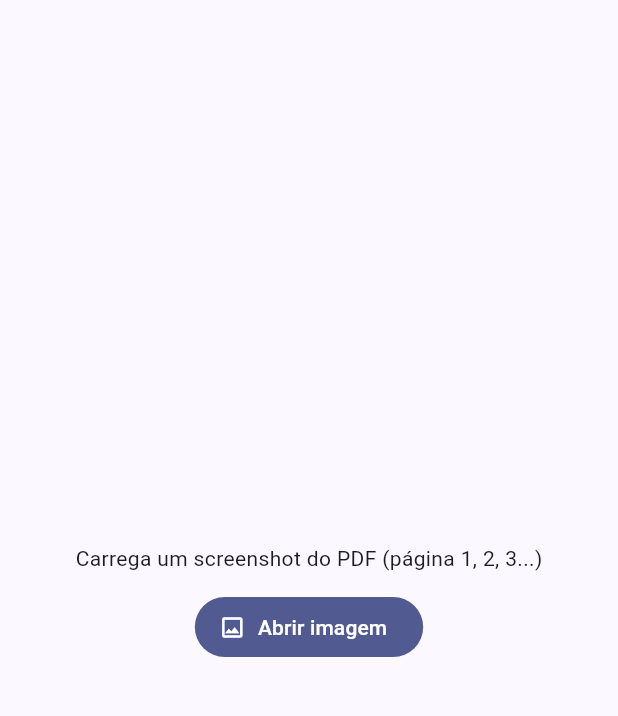
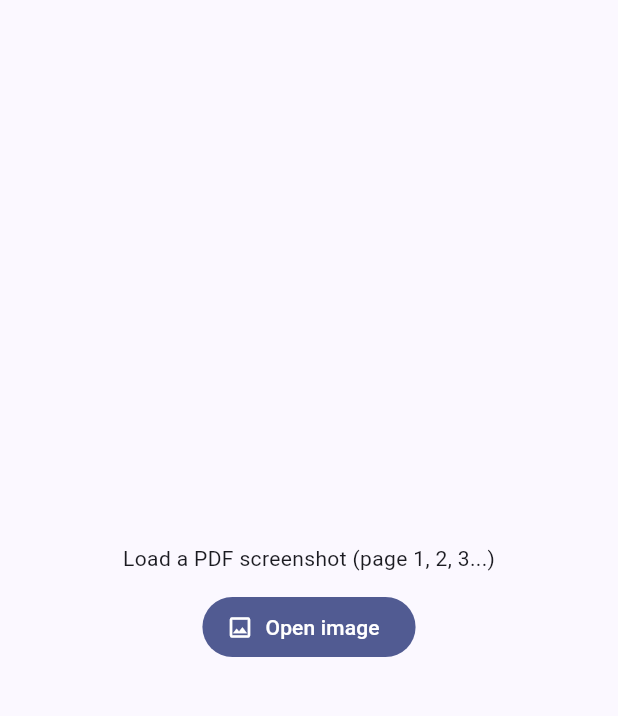
Before and after one commit to vicentetob/regua-do-pai, a Flutter app: the screen it shows after launch, on a phone screen of 412 x 824 dp, the part 51-767 px from its top. Run offline on Flutter 3.47's test engine with Material 3 defaults, Android fonts, the phone set to English and light mode, and no system bars; our stand-ins replace file_picker.

Commit message:
tudo em ingles

```diff
--- a/lib/main.dart
+++ b/lib/main.dart
@@ -223,7 +223,7 @@ class _CoordHomeState extends State<CoordHome> {
     final local = e.localPosition;
     final scene = _ivController.toScene(local);
     final p = Offset(scene.dx, scene.dy);
-    // remover marcador mais próximo (<= 10px)
+    // remove nearest marker (<= 10px)
     int? removeIdx;
     double best = 12;
     for (int i = 0; i < _markers.length; i++) {
@@ -236,7 +236,7 @@ class _CoordHomeState extends State<CoordHome> {
     if (removeIdx != null) {
       final ok = await _confirm(
         context,
-        'Remover "${_markers[removeIdx].name}"?',
+        'Remove "${_markers[removeIdx].name}"?',
       );
       if (ok) setState(() => _markers.removeAt(removeIdx!));
     }
@@ -248,22 +248,22 @@ class _CoordHomeState extends State<CoordHome> {
       context: ctx,
       builder:
           (cxt) => AlertDialog(
-            title: const Text('Nome do campo'),
+            title: const Text('Field name'),
             content: TextField(
               controller: c,
               autofocus: true,
               decoration: const InputDecoration(
-                hintText: 'ex.: codigo_uc, endereco, potencia',
+                hintText: 'e.g.: code_uc, address, power',
               ),
             ),
             actions: [
               TextButton(
                 onPressed: () => Navigator.pop(cxt),
-                child: const Text('Cancelar'),
+                child: const Text('Cancel'),
               ),
               FilledButton(
                 onPressed: () => Navigator.pop(cxt, c.text),
-                child: const Text('Salvar'),
+                child: const Text('Save'),
               ),
             ],
           ),
@@ -279,11 +279,11 @@ class _CoordHomeState extends State<CoordHome> {
             actions: [
               TextButton(
                 onPressed: () => Navigator.pop(cxt, false),
-                child: const Text('Não'),
+                child: const Text('No'),
               ),
               FilledButton(
                 onPressed: () => Navigator.pop(cxt, true),
-                child: const Text('Sim'),
+                child: const Text('Yes'),
               ),
             ],
           ),
@@ -323,7 +323,7 @@ class _CoordHomeState extends State<CoordHome> {
     await Clipboard.setData(ClipboardData(text: jsonStr));
     if (!kIsWeb) {
       final path = await FilePicker.platform.saveFile(
-        dialogTitle: 'Salvar coordenadas (.json)',
+        dialogTitle: 'Save coordinates (.json)',
         fileName: 'coords.json',
         type: FileType.custom,
         allowedExtensions: ['json'],
@@ -334,9 +334,7 @@ class _CoordHomeState extends State<CoordHome> {
     }
     if (mounted) {
       ScaffoldMessenger.of(context).showSnackBar(
-        const SnackBar(
-          content: Text('JSON copiado para a área de transferência.'),
-        ),
+        const SnackBar(content: Text('JSON copied to clipboard.')),
       );
     }
   }
@@ -481,7 +479,7 @@ class _CoordHomeState extends State<CoordHome> {
                       Row(
                         mainAxisSize: MainAxisSize.min,
                         children: [
-                          const Text('Passo:', style: TextStyle(fontSize: 12)),
+                          const Text('Step:', style: TextStyle(fontSize: 12)),
                           const SizedBox(width: 4),
                           Tooltip(
                             message: 'Adjust grid spacing',
@@ -587,7 +585,7 @@ class _CoordHomeState extends State<CoordHome> {
                           ),
                         ],
                       ),
-                      // GoTo (ir para X/Y – imagem (px) ou PDF (pt))
+                      // GoTo (go to X/Y – image (px) or PDF (pt))
                       Row(
                         mainAxisSize: MainAxisSize.min,
                         children: [
@@ -596,7 +594,8 @@ class _CoordHomeState extends State<CoordHome> {
                           const Text('GoTo:', style: TextStyle(fontSize: 11)),
                           const SizedBox(width: 4),
                           Tooltip(
-                            message: 'Escolha o sistema: IMG (px) ou PDF (pt)',
+                            message:
+                                'Choose coordinate system: IMG (px) or PDF (pt)',
                             child: DropdownButtonHideUnderline(
                               child: DropdownButton<bool>(
                                 value: _gotoIsPdf,
@@ -626,8 +625,8 @@ class _CoordHomeState extends State<CoordHome> {
                           Tooltip(
                             message:
                                 _gotoIsPdf
-                                    ? 'X em pontos (PDF)'
-                                    : 'X em pixels (imagem)',
+                                    ? 'X in points (PDF)'
+                                    : 'X in pixels (image)',
                             child: SizedBox(
                               width: 70,
                               child: TextField(
@@ -649,8 +648,8 @@ class _CoordHomeState extends State<CoordHome> {
                           Tooltip(
                             message:
                                 _gotoIsPdf
-                                    ? 'Y em pontos (PDF). Origem canto inferior esquerdo'
-                                    : 'Y em pixels (imagem). Origem canto superior esquerdo',
+                                    ? 'Y in points (PDF). Origin bottom-left corner'
+                                    : 'Y in pixels (image). Origin top-left corner',
                             child: SizedBox(
                               width: 70,
                               child: TextField(
@@ -670,8 +669,7 @@ class _CoordHomeState extends State<CoordHome> {
                           ),
                           const SizedBox(width: 6),
                           Tooltip(
-                            message:
-                                'Centraliza no ponto e abre o diálogo para marcar',
+                            message: 'Center on point and open dialog to mark',
                             child: FilledButton(
                               style: FilledButton.styleFrom(
                                 padding: const EdgeInsets.symmetric(
@@ -715,7 +713,7 @@ class _CoordHomeState extends State<CoordHome> {
                                 }
                                 _goTo(pos);
 
-                                // Abre diálogo para permitir salvar marcador neste ponto
+                                // Open dialog to allow saving marker at this point
                                 final name = await _askName(context);
                                 if (name != null && name.trim().isNotEmpty) {
                                   setState(
@@ -725,7 +723,7 @@ class _CoordHomeState extends State<CoordHome> {
                                   );
                                 }
                               },
-                              child: const Text('Ir'),
+                              child: const Text('Go'),
                             ),
                           ),
                         ],
@@ -815,7 +813,7 @@ class _CoordHomeState extends State<CoordHome> {
                                 setState(() => _markers.add(m));
                               },
                               icon: const Icon(Icons.add_location, size: 14),
-                              label: const Text('Marcar'),
+                              label: const Text('Mark'),
                             ),
                           ),
                         ],
@@ -890,16 +888,14 @@ class _CoordHomeState extends State<CoordHome> {
                       child: Column(
                         mainAxisSize: MainAxisSize.min,
                         children: [
-                          const Text(
-                            'Carrega um screenshot do PDF (página 1, 2, 3...)',
-                          ),
+                          const Text('Load a PDF screenshot (page 1, 2, 3...)'),
                           const SizedBox(height: 12),
                           Tooltip(
                             message: 'Open image file',
                             child: FilledButton.icon(
                               onPressed: _pickImage,
                               icon: const Icon(Icons.image_outlined),
-                              label: const Text('Abrir imagem'),
+                              label: const Text('Open image'),
                             ),
                           ),
                         ],
@@ -914,7 +910,7 @@ class _CoordHomeState extends State<CoordHome> {
               padding: const EdgeInsets.symmetric(horizontal: 8, vertical: 4),
               child: Row(
                 children: [
-                  // Botão limpar todos
+                  // Clear all button
                   Container(
                     margin: const EdgeInsets.only(right: 8),
                     child: Tooltip(
@@ -926,7 +922,7 @@ class _CoordHomeState extends State<CoordHome> {
                           onTap: () async {
                             final confirmed = await _confirm(
                               context,
-                              'Remover todos os ${_markers.length} marcadores?',
+                              'Remove all ${_markers.length} markers?',
                             );
                             if (confirmed) {
                               setState(() => _markers.clear());
@@ -951,7 +947,7 @@ class _CoordHomeState extends State<CoordHome> {
                                 ),
                                 const SizedBox(height: 2),
                                 Text(
-                                  'Limpar\nTodos',
+                                  'Clear\nAll',
                                   textAlign: TextAlign.center,
                                   style: TextStyle(
                                     fontSize: 8,
@@ -969,7 +965,7 @@ class _CoordHomeState extends State<CoordHome> {
                       ),
                     ),
                   ),
-                  // Lista de marcadores
+                  // Marker list
                   Expanded(
                     child: ListView.separated(
                       scrollDirection: Axis.horizontal,
@@ -1054,7 +1050,7 @@ class _CoordHomeState extends State<CoordHome> {
                                           context,
                                         ).showSnackBar(
                                           SnackBar(
-                                            content: Text('Copiado: ${m.name}'),
+                                            content: Text('Copied: ${m.name}'),
                                             duration: const Duration(
                                               milliseconds: 800,
                                             ),
@@ -1080,7 +1076,7 @@ class _CoordHomeState extends State<CoordHome> {
                                       onTap: () async {
                                         final confirmed = await _confirm(
                                           context,
-                                          'Remover "${m.name}"?',
+                                          'Remove "${m.name}"?',
                                         );
                                         if (confirmed)
                                           setState(() => _markers.removeAt(i));
```
Also changed, not shown: 3 other files.
